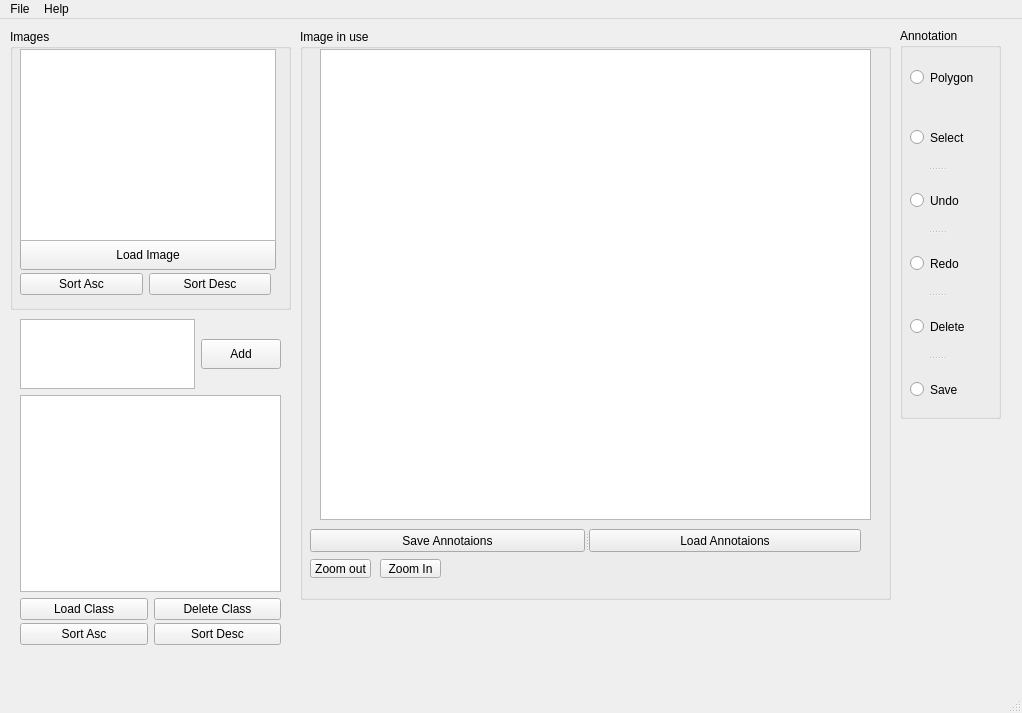
Above: mainwindow.ui from SDI-Group-35/Project before the change. Below: the same form after it.
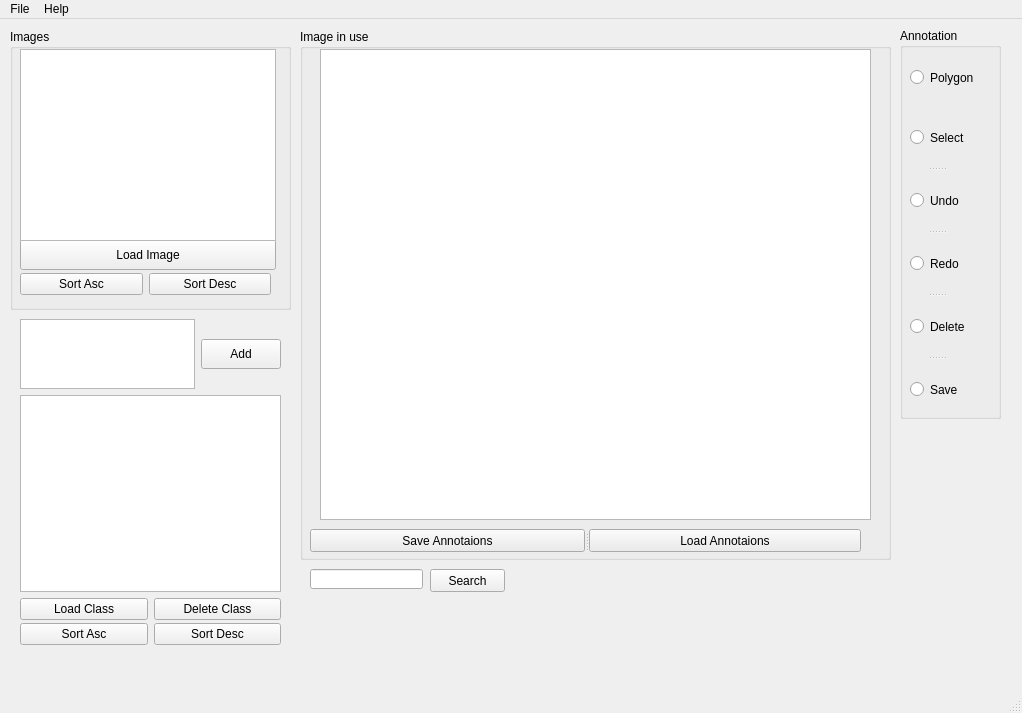
That is the form after the change.

What changed in the file:
```diff
--- a/mainwindow.ui
+++ b/mainwindow.ui
@@ -77,7 +77,7 @@
       </rect>
      </property>
     </widget>
-    <widget class="QWidget" name="">
+    <widget class="QWidget" name="layoutWidget">
      <property name="geometry">
       <rect>
        <x>10</x>
@@ -110,38 +110,12 @@
       <x>300</x>
       <y>10</y>
       <width>591</width>
-      <height>571</height>
+      <height>531</height>
      </rect>
     </property>
     <property name="title">
      <string>Image in use</string>
     </property>
-    <widget class="QToolButton" name="zoomOut">
-     <property name="geometry">
-      <rect>
-       <x>10</x>
-       <y>530</y>
-       <width>61</width>
-       <height>19</height>
-      </rect>
-     </property>
-     <property name="text">
-      <string>Zoom out</string>
-     </property>
-    </widget>
-    <widget class="QToolButton" name="zoomIn">
-     <property name="geometry">
-      <rect>
-       <x>80</x>
-       <y>530</y>
-       <width>61</width>
-       <height>19</height>
-      </rect>
-     </property>
-     <property name="text">
-      <string>Zoom In</string>
-     </property>
-    </widget>
    </widget>
    <widget class="QGroupBox" name="groupBox_4">
     <property name="geometry">
@@ -290,7 +264,7 @@
      </item>
     </layout>
    </widget>
-   <widget class="QWidget" name="">
+   <widget class="QWidget" name="layoutWidget">
     <property name="geometry">
      <rect>
       <x>20</x>
@@ -316,6 +290,30 @@
      </item>
     </layout>
    </widget>
+   <widget class="QPushButton" name="searchButton">
+    <property name="geometry">
+     <rect>
+      <x>430</x>
+      <y>550</y>
+      <width>75</width>
+      <height>23</height>
+     </rect>
+    </property>
+    <property name="text">
+     <string>Search</string>
+    </property>
+   </widget>
+   <widget class="QLineEdit" name="searchLineEdit">
+    <property name="geometry">
+     <rect>
+      <x>310</x>
+      <y>550</y>
+      <width>113</width>
+      <height>20</height>
+     </rect>
+    </property>
+   </widget>
+   <zorder>layoutWidget</zorder>
    <zorder>splitter_3</zorder>
    <zorder>splitter_5</zorder>
    <zorder>groupBox_4</zorder>
```
Left out of the diff: 6 changed lines with no effect on the pictures.
